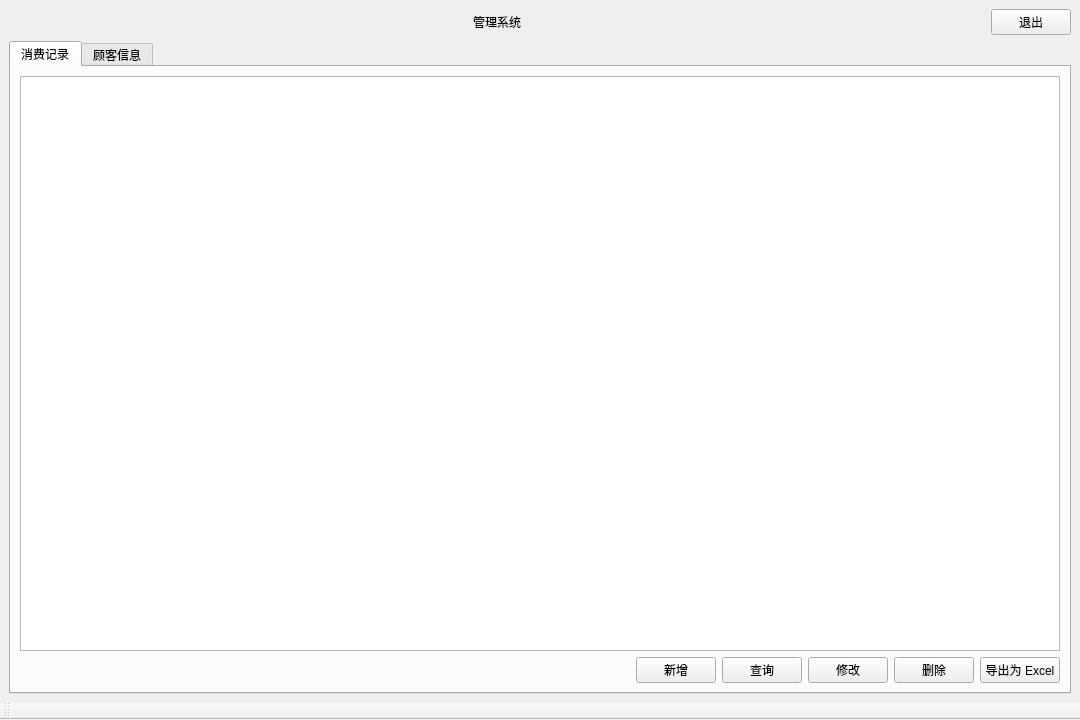
The window that mainwindow.ui (rainlowing/QtCustomerManagementSystem) describes before a commit, drawn with Qt 5.
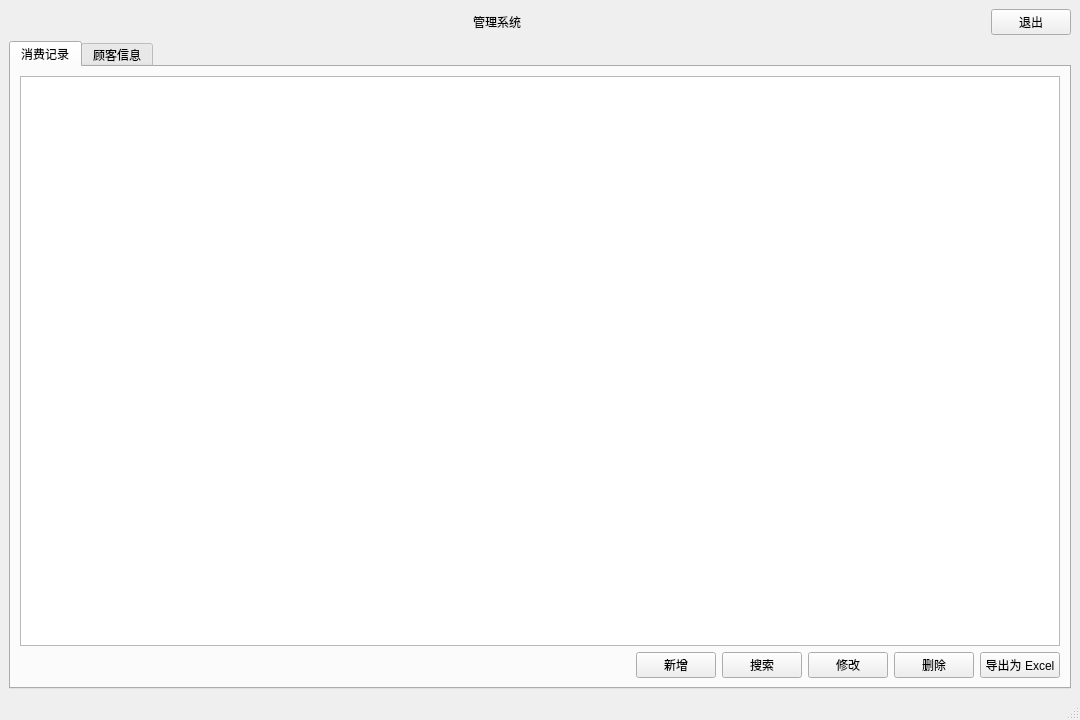
The same window after the commit.

Patch:
```diff
--- a/mainwindow.ui
+++ b/mainwindow.ui
@@ -109,7 +109,7 @@
           <item>
            <widget class="QPushButton" name="cp_searchButton">
             <property name="text">
-             <string>查询</string>
+             <string>搜索</string>
             </property>
            </widget>
           </item>
@@ -207,17 +207,7 @@
     </item>
    </layout>
   </widget>
-  <widget class="QToolBar" name="messageBar">
-   <property name="windowTitle">
-    <string>toolBar</string>
-   </property>
-   <attribute name="toolBarArea">
-    <enum>BottomToolBarArea</enum>
-   </attribute>
-   <attribute name="toolBarBreak">
-    <bool>false</bool>
-   </attribute>
-  </widget>
+  <widget class="QStatusBar" name="statusBar"/>
  </widget>
  <resources/>
  <connections/>
```
